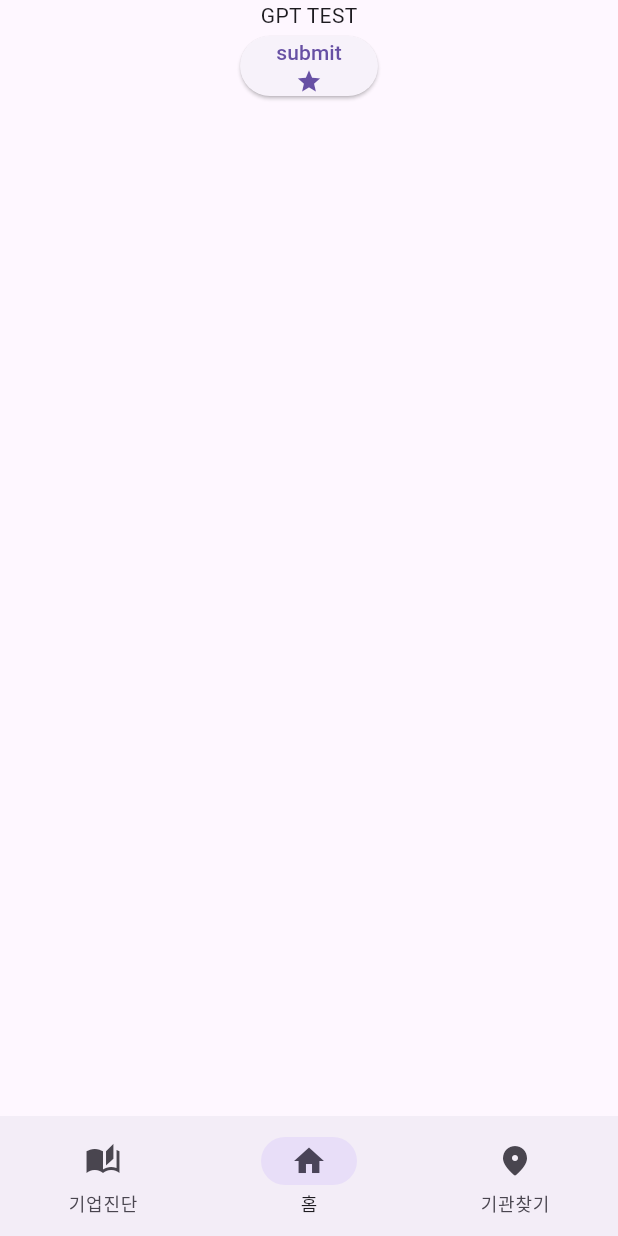
After one commit to songchez/gpt_flutter, a Flutter app: the screen it shows after launch, on a phone screen of 412 x 824 dp. The commit adds this screen. Run offline on Flutter 3.47's test engine with Material 2 defaults, Android fonts, the light colour scheme and no system bars; missing offline and left inert: openai_gpt3_api.

Commit message:
gpt실험중

```diff
--- /dev/null
+++ b/lib/components/test.dart
@@ -0,0 +1,49 @@
+import 'package:flutter/material.dart';
+import 'package:openai_gpt3_api/openai_gpt3_api.dart';
+
+class Gpttest extends StatefulWidget {
+  const Gpttest({super.key});
+
+  @override
+  State<Gpttest> createState() => _GpttestState();
+}
+
+class _GpttestState extends State<Gpttest> {
+  var api = GPT3('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');
+  dynamic result;
+  //다이나믹. 타입을 미리지정하고싶지 않을때.
+  @override
+  void initState() {
+    super.initState();
+  }
+
+  void search() {
+    setState(() async {
+      result = await api.search('please tell me how to go india from seoul.');
+    });
+    // var result = await api.completion(...);
+    // var result = await api.classification(...);
+    // var result = await api.answer(...);
+  }
+
+  @override
+  Widget build(BuildContext context) {
+    return Center(
+      child: Column(
+        children: [
+          const Text("GPT TEST"),
+          ElevatedButton(
+              onPressed: () {
+                search();
+              },
+              child: Column(
+                children: const [
+                  Text("submit"),
+                  Icon(Icons.star_purple500_sharp),
+                ],
+              ))
+        ],
+      ),
+    );
+  }
+}
--- a/lib/main.dart
+++ b/lib/main.dart
@@ -1,6 +1,6 @@
 import 'package:flutter/material.dart';
-import 'package:flutter_sehan/components/heros.dart';
-import 'package:flutter_sehan/components/input_field.dart';
+import 'package:flutter_sehan/components/test.dart';
+import 'package:flutter_sehan/components/input.dart';
 
 void main() {
   runApp(const MyApp());
@@ -66,7 +66,7 @@ class _MyHomePageState extends State<MyHomePage> {
         ),
         Container(
           alignment: Alignment.center,
-          child: const Heros(),
+          child: const Gpttest(),
         ),
         Container(
           color: Colors.blue,
--- a/pubspec.yaml
+++ b/pubspec.yaml
@@ -31,6 +31,9 @@ environment:
 dependencies:
   flutter:
     sdk: flutter
+  openai_gpt3_api:
+    git:
+      url: https://github.com/morriskurz/openai_gpt3_dart_api
 
   # The following adds the Cupertino Icons font to your application.
   # Use with the CupertinoIcons class for iOS style icons.
```
Also changed, not shown: lib/components/heros.dart (deleted, +0 -142 lines), lib/components/input.dart (renamed from lib/components/input_field.dart, +2 -6 lines), pubspec.lock.
